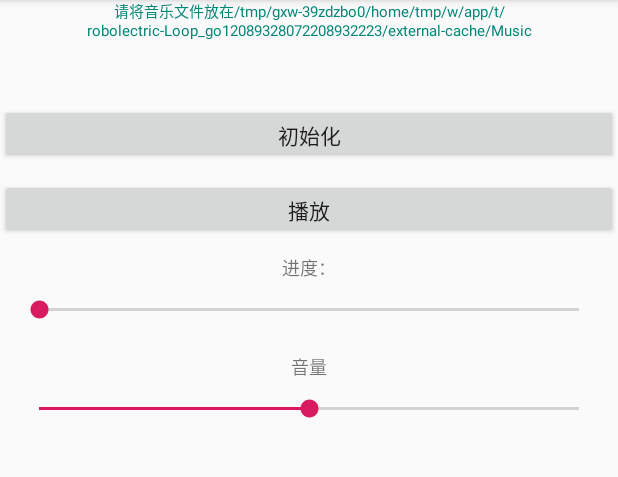
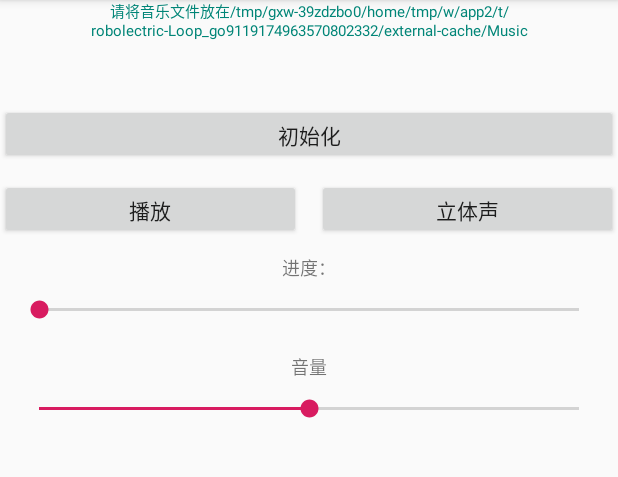
Before and after one commit to Vincent-Lei/NDK-Learn, an Android app: the AudioActivity screen opened directly, with no data from a screen before it, on a phone screen of 412 x 824 dp, the part 84-561 px from its top. Run offline under Robolectric (Android 15) with nearby library versions, the phone set to English and light mode, and no system bars; 1 statement that could not run was skipped.

Commit message:
添加声道控制

```diff
--- a/app/build.gradle
+++ b/app/build.gradle
@@ -12,8 +12,8 @@ android {
             cmake {
                 cppFlags "-frtti -fexceptions -std=c++11"
                 //arm64-v8a, armeabi-v7a, x86, x86_64
-                abiFilters 'armeabi', "x86","x86_64"
-//                abiFilters 'arm64-v8a','armeabi-v7a', "x86","x86_64"
+//                abiFilters 'armeabi', "x86","x86_64"
+                abiFilters 'arm64-v8a','armeabi-v7a', "x86","x86_64"
             }
         }
     }
--- a/app/src/main/java/com/lei/ndk/audio/LeiAudioPlayer.java
+++ b/app/src/main/java/com/lei/ndk/audio/LeiAudioPlayer.java
@@ -13,6 +13,13 @@ import com.lei.ndk.util.LogUtil;
  * Note：
  */
 public class LeiAudioPlayer {
+
+    public interface Mute {
+        int RIGHT = 0;
+        int LEFT = 1;
+        int DOUBLE = 2;
+    }
+
     private static final Handler mHandler = new Handler(Looper.getMainLooper());
     private long mNativePtr;
     private String mDataSource;
@@ -56,9 +63,16 @@ public class LeiAudioPlayer {
     public void seek(int second) {
         nativeSeek(mNativePtr, second);
     }
+
     public void setVolume(int percent) {
         nativeSetVolume(mNativePtr, percent);
     }
+
+    public void setMute(int mute) {
+        if (mute == Mute.DOUBLE || mute == Mute.RIGHT || mute == Mute.LEFT)
+            nativeSetMute(mNativePtr, mute);
+    }
+
     public void destroy() {
         nativeDestroy(mNativePtr);
     }
@@ -120,4 +134,6 @@ public class LeiAudioPlayer {
     private native void nativeDestroy(long mNativePtr);
 
     private native void nativeSetVolume(long mNativePtr, int percent);
+
+    private native void nativeSetMute(long mNativePtr, int mute);
 }
--- a/app/src/main/res/layout/activity_audio_test.xml
+++ b/app/src/main/res/layout/activity_audio_test.xml
@@ -30,13 +30,31 @@
         android:onClick="onClick"
         android:text="初始化" />
 
-    <Button
-        android:id="@+id/btn_status"
+    <LinearLayout
         android:layout_width="match_parent"
         android:layout_height="40dp"
         android:layout_marginTop="10dp"
-        android:onClick="onClick"
-        android:text="播放" />
+        android:orientation="horizontal">
+
+        <Button
+            android:id="@+id/btn_status"
+            android:layout_width="match_parent"
+            android:layout_height="40dp"
+            android:layout_marginRight="5dp"
+            android:layout_weight="1"
+            android:onClick="onClick"
+            android:text="播放" />
+
+        <Button
+            android:id="@+id/btn_mute"
+            android:layout_width="match_parent"
+            android:layout_height="40dp"
+            android:layout_marginLeft="5dp"
+            android:layout_weight="1"
+            android:onClick="onClick"
+            android:text="立体声" />
+    </LinearLayout>
+
 
     <TextView
         android:id="@+id/tv_playDuration"
```
Also changed, not shown: app/src/main/java/com/lei/ndk/audio/AudioActivity.java (+17 -0 lines), 5 other files.
